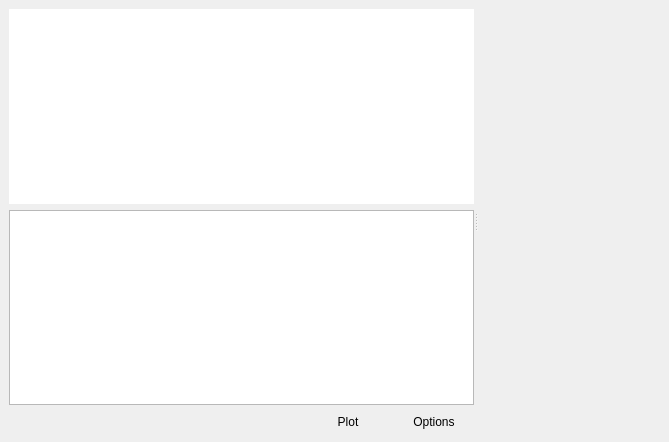
Old version of the form profit/lib/widgets/ui_plot.ui in the repository hpsilva/profitpy.
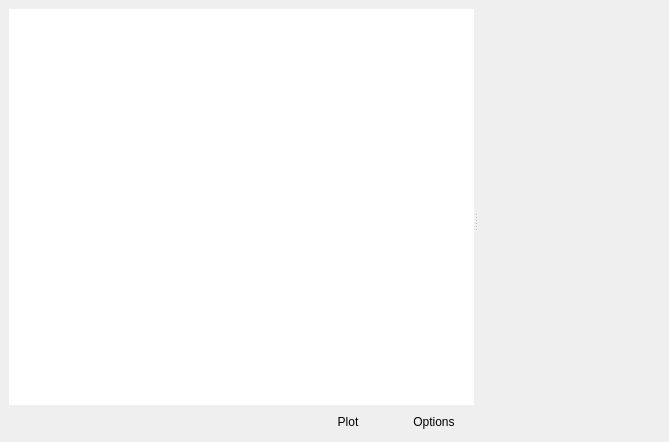
New version of the form. Icons and pictures are not drawn. Custom widgets are drawn as their Qt base class.

Commit message: Walking away from models/seriesitem and reverting additional view in plot ui.

What changed in the file:
```diff
--- a/profit/lib/widgets/ui_plot.ui
+++ b/profit/lib/widgets/ui_plot.ui
@@ -51,9 +51,6 @@
          </property>
         </widget>
        </item>
-       <item>
-        <widget class="QTreeView" name="controlsView" />
-       </item>
        <item>
         <layout class="QHBoxLayout" >
          <property name="spacing" >
```
The commit also changes 2 other files.
